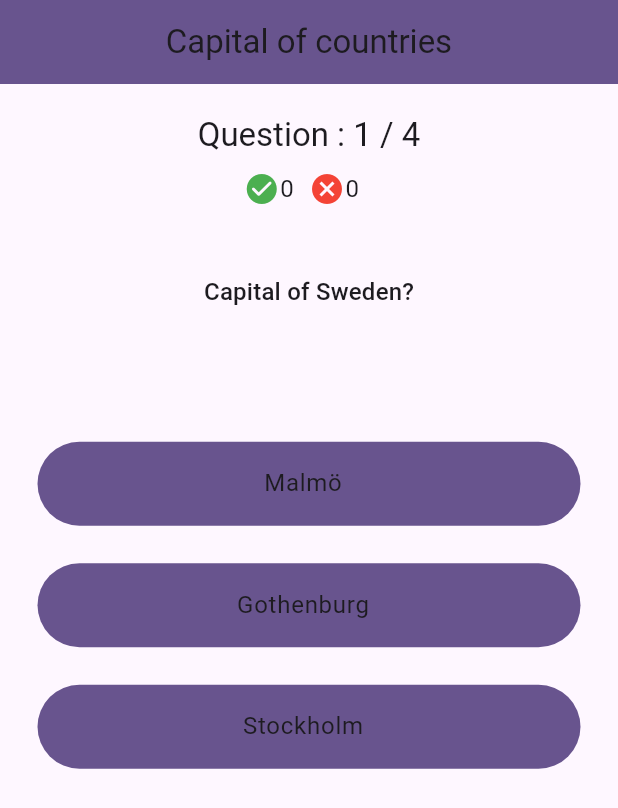
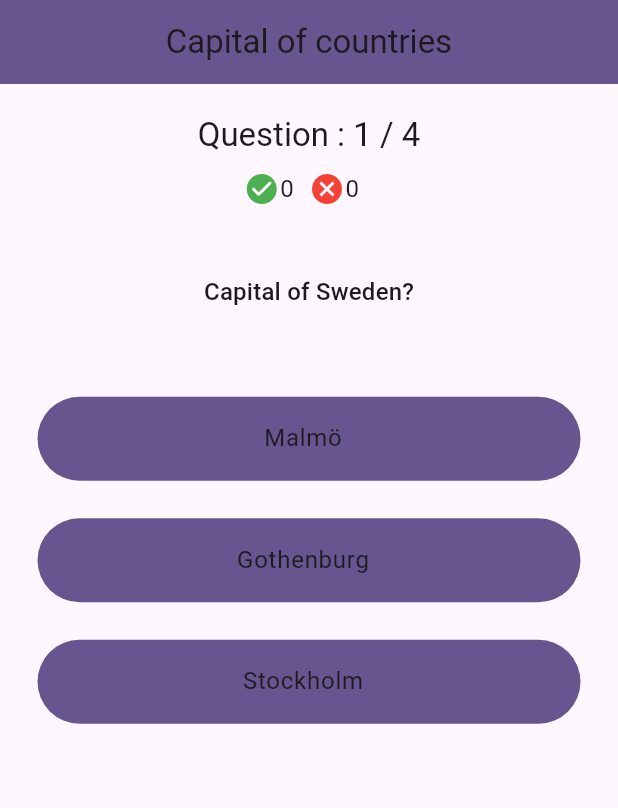
Before and after one commit to rapunschel/quizme, a Flutter app: the PlayQuizPage screen opened directly, on a phone screen of 412 x 824 dp. Shown: the top 808 px of the screen. Run offline on Flutter 3.47's test engine with Material 2 defaults, Android fonts, the phone set to English and light mode, and no system bars; our stand-ins replace google_fonts.

Commit message:
Fixed padding to be same for top / bott for question

```diff
--- a/lib/play_quiz/pages/play_quiz_page.dart
+++ b/lib/play_quiz/pages/play_quiz_page.dart
@@ -91,7 +91,7 @@ class PlayQuizPage extends StatelessWidget {
 
   Padding questionTitleWidget(BuildContext context, Question question) {
     return Padding(
-      padding: const EdgeInsets.only(top: 45, bottom: 75),
+      padding: const EdgeInsets.only(top: 45, bottom: 45),
       child:
           Text(question.title, style: Theme.of(context).textTheme.titleMedium),
     );
```
